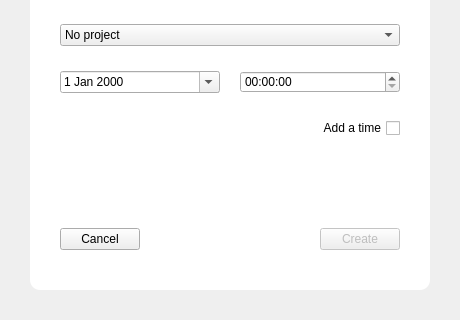
The window that uis/res/ui_note_editor.ui (GorgeousOne/TaskManagementApp) describes before a commit, drawn with Qt 5; both pictures show x 0 to 460 and y 231 to 551 of the 460 by 551 pixel window.
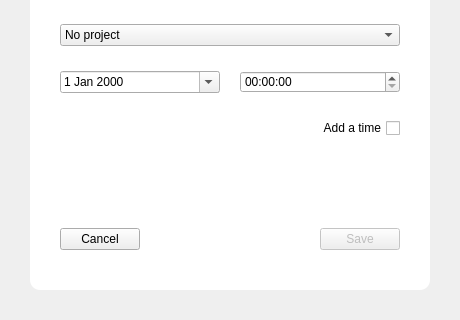
The same window after the commit.

```diff
--- a/uis/res/ui_note_editor.ui
+++ b/uis/res/ui_note_editor.ui
@@ -223,7 +223,7 @@
            <bool>false</bool>
           </property>
           <property name="text">
-           <string>Create</string>
+           <string>Save</string>
           </property>
           <property name="flat">
            <bool>false</bool>
```
